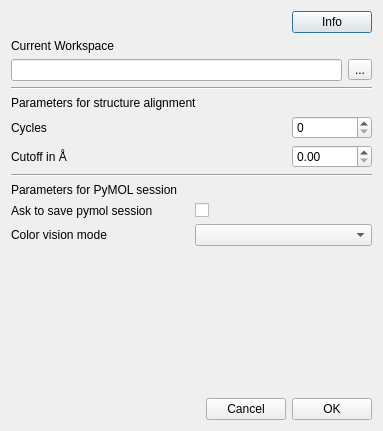
First picture: the form in pyssa/gui/ui/forms/dlgSettingsGlobal.ui, repository urban233/PySSA, before the edit.
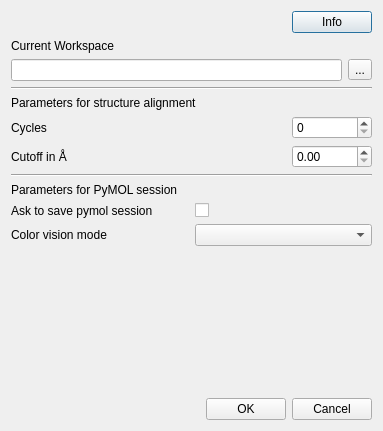
Second picture: the form after the edit.

Patch:
```diff
--- a/pyssa/gui/ui/forms/dlgSettingsGlobal.ui
+++ b/pyssa/gui/ui/forms/dlgSettingsGlobal.ui
@@ -208,16 +208,16 @@
       </spacer>
      </item>
      <item>
-      <widget class="QPushButton" name="btn_cancel">
+      <widget class="QPushButton" name="btn_ok">
        <property name="text">
-        <string>Cancel</string>
+        <string>OK</string>
        </property>
       </widget>
      </item>
      <item>
-      <widget class="QPushButton" name="btn_ok">
+      <widget class="QPushButton" name="btn_cancel">
        <property name="text">
-        <string>OK</string>
+        <string>Cancel</string>
        </property>
       </widget>
      </item>
```
